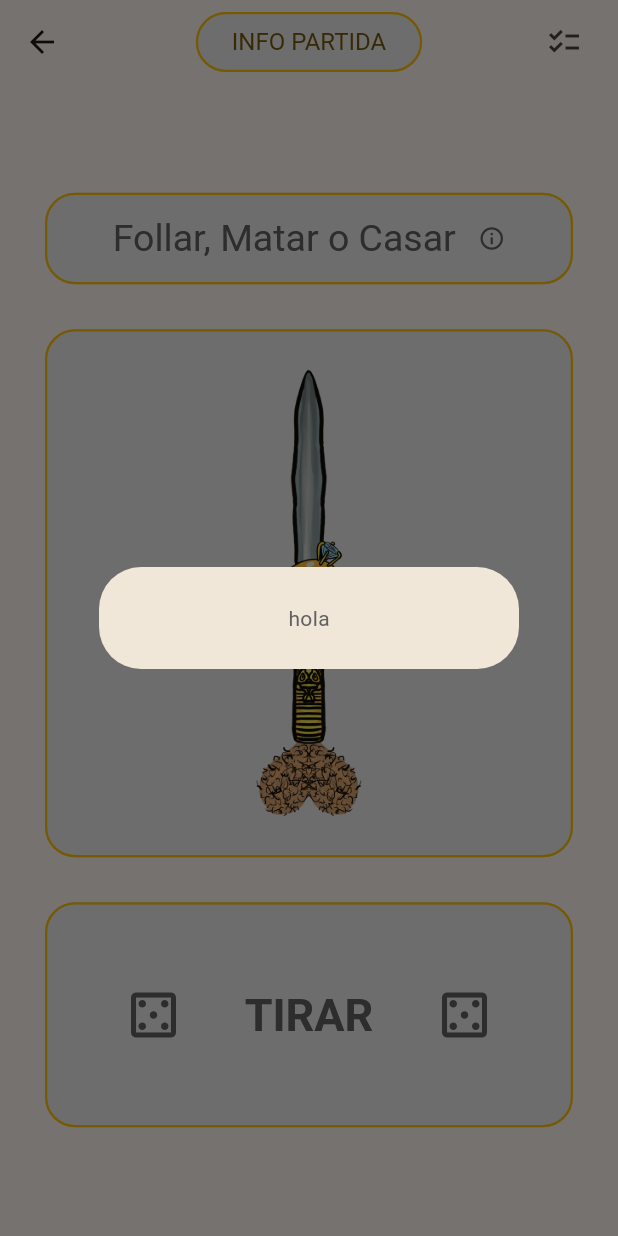
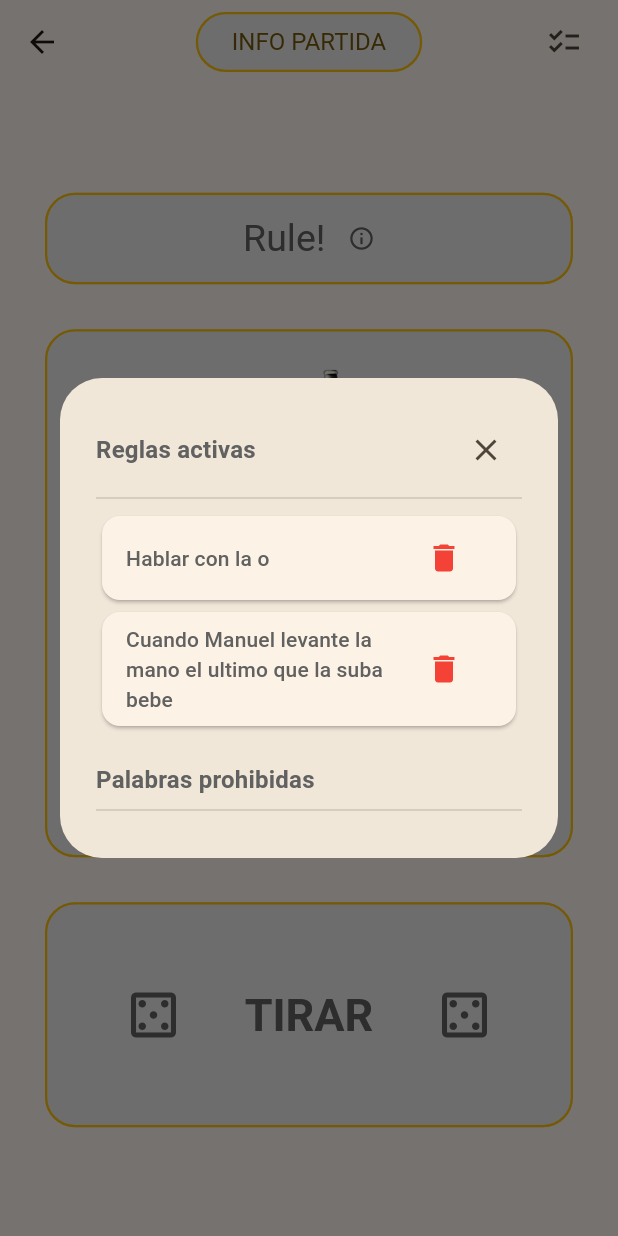
Before and after one commit to iMacnucintosh/TheRules, a Flutter app: the Game screen opened directly, after a tap on "INFO PARTIDA", on a phone screen of 412 x 824 dp. Run offline on Flutter 3.47's test engine with Material 3 defaults, Android fonts, the light colour scheme and no system bars; our stand-ins replace flutter_riverpod, google_fonts; missing offline and left inert: flex_color_picker.

Commit message:
Added current game provider

```diff
--- a/lib/src/models/rule.dart
+++ b/lib/src/models/rule.dart
@@ -1,13 +1,19 @@
+import 'package:flutter/material.dart';
+
 class Rule {
   Rule({
     required this.imagePath,
     required this.name,
     required this.description,
     this.enabled = false,
+    this.child,
+    this.onFinish,
   });
 
   String imagePath;
   String name;
   String description;
   bool enabled;
+  Widget? child;
+  Function? onFinish;
 }
--- /dev/null
+++ b/lib/src/providers/current_game_provider.dart
@@ -0,0 +1,23 @@
+import 'package:flutter_riverpod/flutter_riverpod.dart';
+
+class GamesRulesNotifier extends StateNotifier<List<String>> {
+  GamesRulesNotifier() : super(_gameRules);
+
+  static final List<String> _gameRules = ["Hablar con la o", "Cuando Manuel levante la mano el ultimo que la suba bebe"];
+
+  void addGameRule(String rule) {
+    final gameRules = List<String>.from(state);
+    gameRules.add(rule);
+    state = gameRules;
+  }
+
+  void removeGameRule(String rule) {
+    final gameRules = List<String>.from(state);
+    gameRules.remove(rule);
+    state = gameRules;
+  }
+}
+
+final gamesRulesProvider = StateNotifierProvider<GamesRulesNotifier, List<String>>((ref) {
+  return GamesRulesNotifier();
+});
--- a/lib/src/providers/rules_provider.dart
+++ b/lib/src/providers/rules_provider.dart
@@ -1,18 +1,69 @@
 import 'dart:math';
 
+import 'package:flutter/material.dart';
 import 'package:flutter_riverpod/flutter_riverpod.dart';
 import 'package:therules/src/models/rule.dart';
+import 'package:therules/src/providers/current_game_provider.dart';
 
 class RulesNotifier extends StateNotifier<List<Rule>> {
-  RulesNotifier() : super(_rules);
+  RulesNotifier(this.ref) : super([]) {
+    _initializeRules();
+  }
 
-  static final _rules = [
+  final Ref ref;
+
+  void _initializeRules() {
+    state = [
       Rule(
           imagePath: "assets/images/rules/1.png",
           name: "Rule!",
           description: "Rule of Rules: Pones una regla para toda la partida y bebe quién la incumpla. Las reglas tienen poder de eliminar otras.",
           enabled: true,
+          onFinish: (context) {
+            showDialog(
+              context: context,
+              builder: (BuildContext context) {
+                TextEditingController ruleController = TextEditingController();
+                return Dialog(
+                  child: Padding(
+                    padding: const EdgeInsets.all(24.0),
+                    child: SingleChildScrollView(
+                      child: Column(
+                        crossAxisAlignment: CrossAxisAlignment.start,
+                        mainAxisSize: MainAxisSize.min,
+                        children: [
+                          Text(
+                            "¿Que regla se ha decidido?",
+                            style: Theme.of(context).textTheme.titleMedium!.copyWith(fontWeight: FontWeight.bold),
                           ),
+                          TextFormField(
+                            decoration: const InputDecoration(
+                              border: UnderlineInputBorder(),
+                              labelText: "La regla es...",
+                            ),
+                            controller: ruleController,
+                          ),
+                          const SizedBox(height: 20),
+                          Row(
+                            mainAxisAlignment: MainAxisAlignment.end,
+                            children: [
+                              TextButton(
+                                  onPressed: () {
+                                    final rulesNotifier = ref.read(rulesProvider.notifier);
+                                    rulesNotifier.addGameRule(ruleController.text);
+                                    Navigator.of(context).pop(); // Close the dialog after adding the rule
+                                  },
+                                  child: const Text("Aceptar")),
+                            ],
+                          )
+                        ],
+                      ),
+                    ),
+                  ),
+                );
+              },
+            );
+          }),
       Rule(
         imagePath: "assets/images/rules/2.png",
         name: "La virgen del Papo",
@@ -23,80 +74,80 @@ class RulesNotifier extends StateNotifier<List<Rule>> {
         imagePath: "assets/images/rules/3.png",
         name: "Un limón, medio limón!",
         description: "Un limón medio melón....",
-      enabled: true,
+        enabled: false,
       ),
       Rule(
         imagePath: "assets/images/rules/4.png",
         name: "Isla Desierta",
         description: "Y tú, ¿Qué te llevarías a una isla desierta?",
-      enabled: true,
+        enabled: false,
       ),
       Rule(
         imagePath: "assets/images/rules/5.png",
         name: "La Chirla",
         description:
             "Cada uno dice un número hasta llegar a 10, este en vez de 10 intercambia un número por la palabra que el quiera. El juego termina cuando se cambien todos los números.",
-      enabled: true,
+        enabled: false,
       ),
       Rule(
         imagePath: "assets/images/rules/6.png",
         name: "El tío Maragato",
         description: "En casa del Tío Maragato matarón un gato, ¿quién lo mato?",
-      enabled: true,
+        enabled: false,
       ),
       Rule(
         imagePath: "assets/images/rules/7.png",
         name: "¿Verdadero o Falso?",
         description: "Cuentas una historia y los demás tienen que adivinar si es verdad o mentira, beben los que fallen.",
-      enabled: true,
+        enabled: false,
       ),
       Rule(
         imagePath: "assets/images/rules/8.png",
         name: "Palabra prohibida",
         description: "Prohíbe una palabra para que beba cualquiera que la diga durante toda la partida.",
-      enabled: true,
+        enabled: false,
       ),
       Rule(
         imagePath: "assets/images/rules/9.png",
         name: "Hombres borrachos",
         description: "Beben todos aquellos que se precien de llamar hombres...",
-      enabled: true,
+        enabled: false,
       ),
       Rule(
         imagePath: "assets/images/rules/10.png",
         name: "Mujeres borrachas",
         description: "Beben todas aquellas dignas se ser mujeres",
-      enabled: true,
+        enabled: false,
       ),
       Rule(
         imagePath: "assets/images/rules/11.png",
         name: "Yo Nunca",
         description: "Yo nunca he... bebido!",
-      enabled: true,
+        enabled: false,
       ),
       Rule(
         imagePath: "assets/images/rules/12.png",
         name: "Arriba la Mano!",
         description: "El último en subir la mano bebe",
-      enabled: true,
+        enabled: false,
       ),
       Rule(
         imagePath: "assets/images/rules/13.png",
         name: "Relojito",
         description: "Bebes un trago y los demás +1 por cada jugador anterior",
-      enabled: true,
+        enabled: false,
       ),
       Rule(
         imagePath: "assets/images/rules/14.png",
         name: "Ruleta Rusa",
         description: "Todos los jugadores tendrán una bala en el cargador, ¡Suerte!",
-      enabled: true,
+        enabled: false,
       ),
       Rule(
         imagePath: "assets/images/rules/15.png",
         name: "Chupito gratis",
         description: "Bebeté un chupito por lo bien que te lo estas pasando",
-      enabled: true,
+        enabled: false,
       ),
       Rule(
         imagePath: "assets/images/rules/16.png",
@@ -109,53 +160,53 @@ class RulesNotifier extends StateNotifier<List<Rule>> {
         imagePath: "assets/images/rules/17.png",
         name: "Piedra, Papel o Tijera",
         description: "(x3) Piedra papel o tijera con el de tu derecha, si coincidís bebéis los dos, el que pierda cada ronda bebe",
-      enabled: true,
+        enabled: false,
       ),
       Rule(
         imagePath: "assets/images/rules/18.png",
         name: "Barquito Peruano",
         description:
             '"Un barquito peruano viene cargado de... (colores)", y el resto tienen que ir diciendo uno a uno un color, hasta que uno falle o repita.',
-      enabled: true,
+        enabled: false,
       ),
       Rule(
         imagePath: "assets/images/rules/19.png",
         name: "Prueba o 10 tragos",
         description:
             "El primero que levante la mano tiene el poder de mandarte realizar una prueba, a no ser que tu bebas 10 tragos antes de que te diga la regla.",
-      enabled: true,
+        enabled: false,
       ),
       Rule(
         imagePath: "assets/images/rules/20.png",
         name: "Valkiria",
         description:
             "Al jugador que le toque la Valkiria se convierte en Valkiria hasta que alguno de los demás consiga matarlo. El jugador irá guiñando el ojo 2 veces por ronda y esas personas irán muriendo. Si consigue matar 6 jugadores se repartirán 50 tragos entre todos los jugadores a excepción de la Valkiria. Para matar a la Valkiria los jugadores tendrán que adivinar al menos una persona que ha matado la Valkiria, si lo hace repartirá 20 tragos, en caso de fallar beberá 5. Mientras la Valkiria siga viva no podrá haber otra, pero si en tu ronda te toca esta regla podrás adivinar una persona muerta, entonces tu te convertirás en la nueva Valkiria. Las personas que hayan muerto podrán repartir 2 tragos si la Valkiria gana la partida y quedan extentos del reparto de los 50 tragos.",
-      enabled: true,
+        enabled: false,
       ),
       Rule(
         imagePath: "assets/images/rules/21.png",
         name: "Medusa",
         description:
             'Los otros jugadores tienen que cerrar los ojos y mirar al suelo durante 3 segundos, después levantarán la cabeza y los abrirán, si coinciden mirándose con otro, tendrán que decir rápidamente "MEDUSA!", el último en decirlo bebe.',
-      enabled: true,
+        enabled: false,
       ),
       Rule(
         imagePath: "assets/images/rules/22.png",
         name: "Follar, Matar o Casar",
         description: "Elije una persona para cada cosa.\nFollar = 1 trago.\nMatar = 10 tragos.\nCasar = Si tu bebes, el también durante una ronda.",
-      enabled: true,
+        enabled: false,
       ),
       Rule(
         imagePath: "assets/images/rules/23.png",
         name: "Adictos a una Bebida",
         description: "Beben todos aquellos que estén bebiendo una bebida especifica.",
-      enabled: true,
+        enabled: false,
       ),
       Rule(
         imagePath: "assets/images/rules/24.png",
         name: "PIM, PAM, PUM!",
         description: "Dices tu...",
-      enabled: true,
+        enabled: false,
       ),
       Rule(
         imagePath: "assets/images/rules/25.png",
@@ -169,7 +220,7 @@ class RulesNotifier extends StateNotifier<List<Rule>> {
         name: "El 10!",
         description:
             "Todos cuentan hasta 10 en voz alta. Si dos o más coinciden en el mismo número beberán tantos tragos como el número en el que coincidan. No puedes decir dos números seguidos o beberás!. Si alguien llega a 10, todos aquellos que no hayan dicho ninguno beberán 10 tragos.",
-      enabled: true,
+        enabled: false,
       ),
       Rule(
         imagePath: "assets/images/rules/27.png",
@@ -187,14 +238,19 @@ class RulesNotifier extends StateNotifier<List<Rule>> {
         imagePath: "assets/images/rules/29.png",
         name: "Sílaba Encadenada",
         description: "Dices una palabra y el siguiente otra que empiece como terminaba la tuya.",
-      enabled: true,
+        enabled: false,
       ),
     ];
+  }
 
   void toggleRule(int index) {
     final updatedRules = List<Rule>.from(state);
     updatedRules[index].enabled = !updatedRules[index].enabled;
     state = updatedRules;
+  }
+
+  void addGameRule(String ruleDescription) {
+    ref.read(gamesRulesProvider.notifier).addGameRule(ruleDescription);
   }
 
   List<Rule> getEnabledRules() {
@@ -208,5 +264,5 @@ class RulesNotifier extends StateNotifier<List<Rule>> {
 }
 
 final rulesProvider = StateNotifierProvider<RulesNotifier, List<Rule>>((ref) {
-  return RulesNotifier();
+  return RulesNotifier(ref);
 });
--- a/lib/src/screens/game.dart
+++ b/lib/src/screens/game.dart
@@ -1,6 +1,7 @@
 import 'package:flutter/material.dart';
 import 'package:flutter_riverpod/flutter_riverpod.dart';
 import 'package:therules/src/models/rule.dart';
+import 'package:therules/src/providers/current_game_provider.dart';
 import 'package:therules/src/providers/rules_provider.dart';
 import 'package:therules/src/screens/settings.dart';
 
@@ -35,15 +36,86 @@ class GameState extends ConsumerState<Game> {
             showDialog(
               context: context,
               builder: (BuildContext context) {
-                return const Dialog(
+                return Dialog(
                   child: Padding(
-                    padding: EdgeInsets.all(24.0),
-                    child: SingleChildScrollView(
-                      child: Column(
-                        mainAxisSize: MainAxisSize.min,
-                        children: <Widget>[Text("hola")],
-                      ),
-                    ),
+                    padding: const EdgeInsets.all(24.0),
+                    child: StatefulBuilder(builder: (context, setState) {
+                      final gameRulesProvider = ref.watch(gamesRulesProvider);
+                      return SingleChildScrollView(
+                        child: Column(
+                          crossAxisAlignment: CrossAxisAlignment.start,
+                          children: [
+                            Row(
+                              mainAxisAlignment: MainAxisAlignment.spaceBetween,
+                              children: [
+                                Text(
+                                  "Reglas activas",
+                                  style: Theme.of(context).textTheme.titleMedium!.copyWith(fontWeight: FontWeight.bold),
+                                ),
+                                IconButton(
+                                  onPressed: () {
+                                    Navigator.pop(context);
+                                  },
+                                  icon: const Icon(Icons.close),
+                                ),
+                              ],
+                            ),
+                            const Divider(),
+                            ListView.builder(
+                              padding: EdgeInsets.zero,
+                              shrinkWrap: true,
+                              itemCount: gameRulesProvider.length,
+                              itemBuilder: (context, index) => Card(
+                                child: ListTile(
+                                  title: Text(
+                                    gameRulesProvider[index],
+                                    style: Theme.of(context).textTheme.titleSmall,
+                                  ),
+                                  trailing: IconButton(
+                                    tooltip: "Eliminar regla",
+                                    icon: const Icon(
+                                      Icons.delete,
+                                      color: Colors.red,
+                                    ),
+                                    onPressed: () {
+                                      ref.read(gamesRulesProvider.notifier).removeGameRule(gameRulesProvider[index]);
+                                      setState(() {});
+                                    },
+                                  ),
+                                ),
+                              ),
+                            ),
+                            const SizedBox(height: 20),
+                            Text(
+                              "Palabras prohibidas",
+                              style: Theme.of(context).textTheme.titleMedium!.copyWith(fontWeight: FontWeight.bold),
+                            ),
+                            const Divider(),
+                            // ListView.builder(
+                            //   padding: EdgeInsets.zero,
+                            //   shrinkWrap: true,
+                            //   itemCount: gameRulesProvider.length,
+                            //   itemBuilder: (context, index) => Card(
+                            //     child: ListTile(
+                            //       title: Text(
+                            //         gameRulesProvider[index],
+                            //         style: Theme.of(context).textTheme.titleSmall,
+                            //       ),
+                            //       trailing: IconButton(
+                            //         tooltip: "Eliminar regla",
+                            //         icon: const Icon(
+                            //           Icons.delete,
+                            //           color: Colors.red,
+                            //         ),
+                            //         onPressed: () {},
+                            //       ),
+                            //     ),
+                            //   ),
+                            // ),
+                          ],
+                        ),
+                      );
+                    }),
                   ),
                 );
               },
@@ -153,9 +225,7 @@ class GameState extends ConsumerState<Game> {
                   ),
                   child: FilledButton(
                     onPressed: () {
-                      setState(() {
-                        currentRule = ref.read(rulesProvider.notifier).getRandomRule();
-                      });
+                      nextRule();
                     },
                     child: Padding(
                       padding: const EdgeInsets.all(10.0),
@@ -170,9 +240,7 @@ class GameState extends ConsumerState<Game> {
                   padding: const EdgeInsets.symmetric(horizontal: 30),
                   child: FilledButton(
                     onPressed: () {
-                      setState(() {
-                        currentRule = ref.read(rulesProvider.notifier).getRandomRule();
-                      });
+                      nextRule();
                     },
                     child: const SizedBox(
                       height: 150,
@@ -203,4 +271,11 @@ class GameState extends ConsumerState<Game> {
       ),
     );
   }
+
+  void nextRule() async {
+    if (currentRule.onFinish != null) await currentRule.onFinish!(context);
+    setState(() {
+      currentRule = ref.read(rulesProvider.notifier).getRandomRule();
+    });
+  }
 }
```
Lines whose indentation alone changed are shown as unchanged.
